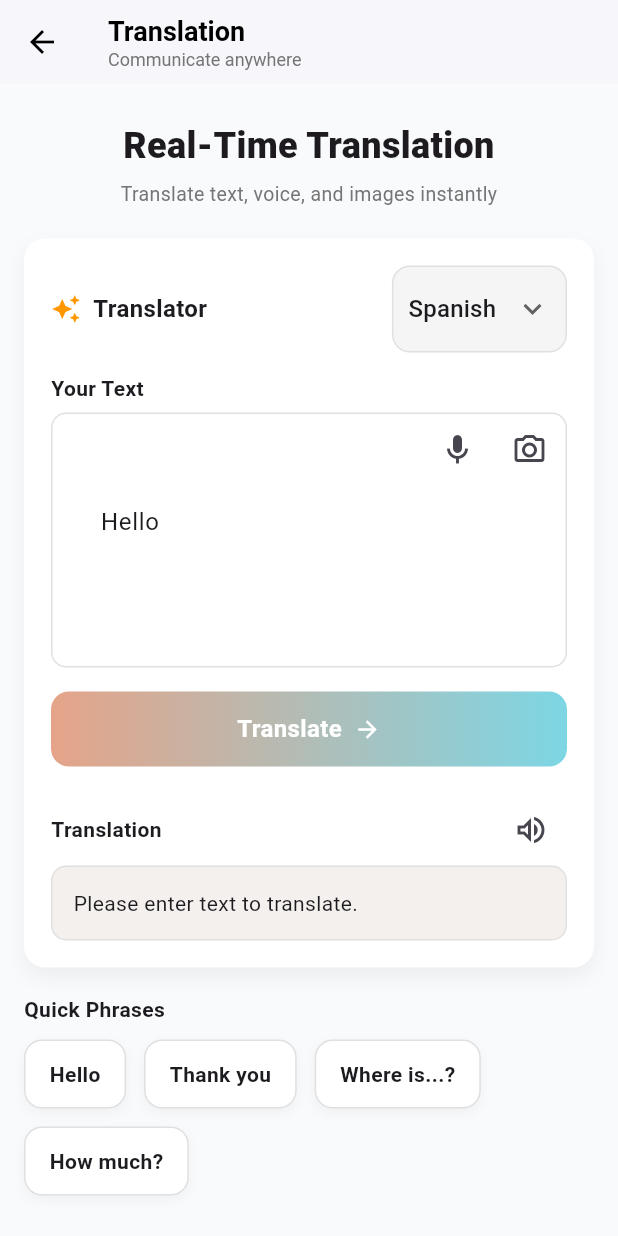
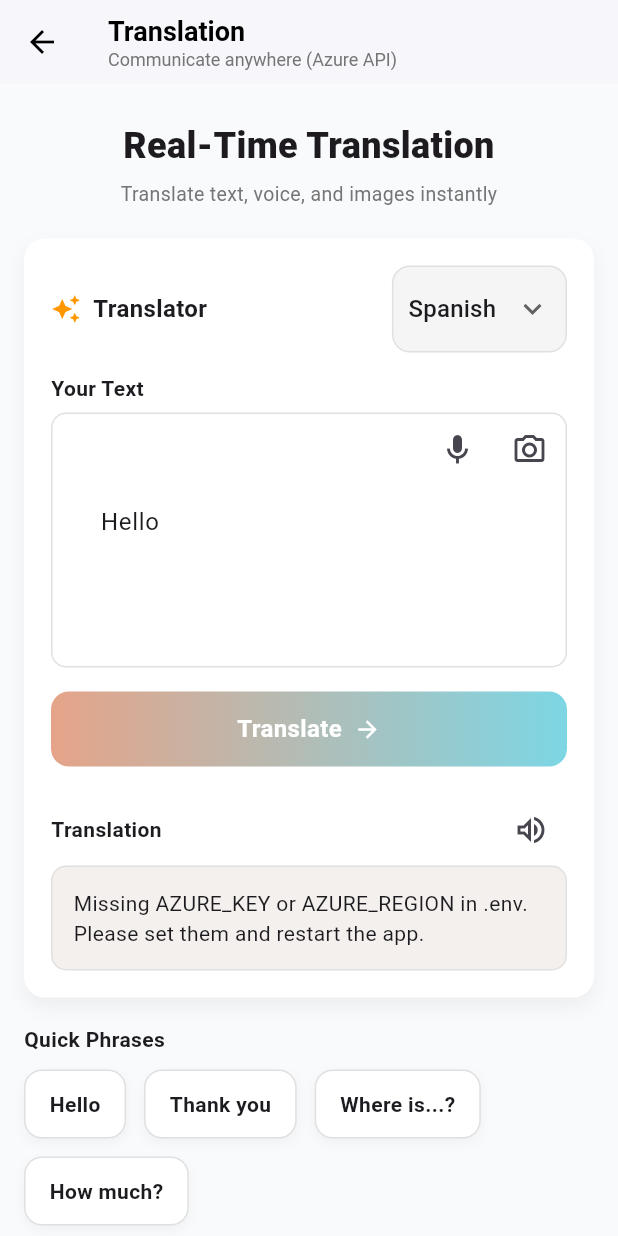
Before and after one commit to Roamieee/RoamieRepo, a Flutter app: the TranslatePage screen opened directly, after a tap on "Translate", after a tap on "Hello", on a phone screen of 412 x 824 dp. Run offline on Flutter 3.47's test engine with Material 3 defaults, Android fonts, the phone set to English and light mode, and no system bars; our stand-ins replace firebase_core, flutter_dotenv; accounts and stored records are empty.

Commit message:
added translate function

```diff
--- a/roamie/lib/main.dart
+++ b/roamie/lib/main.dart
@@ -1,5 +1,6 @@
 import 'package:flutter/material.dart';
 import 'package:firebase_core/firebase_core.dart';
+import 'package:flutter_dotenv/flutter_dotenv.dart';
 
 // --- IMPORTS ---
 import 'home_screen.dart';
@@ -11,6 +12,7 @@ import 'map_page.dart';
 Future<void> main() async {
   WidgetsFlutterBinding.ensureInitialized();
   await Firebase.initializeApp();
+  await dotenv.load(fileName: ".env");
   runApp(const RoamieApp());
 }
 
--- a/roamie/lib/translate_page.dart
+++ b/roamie/lib/translate_page.dart
@@ -1,4 +1,13 @@
+import 'dart:convert';
+
 import 'package:flutter/material.dart';
+import 'package:flutter_dotenv/flutter_dotenv.dart';
+import 'package:http/http.dart' as http;
+
+
+// ---------------------------------------------------------------------------
+// PAGE: TranslatePage (The main screen container)
+// ---------------------------------------------------------------------------
 
 class TranslatePage extends StatelessWidget {
   final VoidCallback onNavigateHome;
@@ -24,7 +33,7 @@ class TranslatePage extends StatelessWidget {
               style: TextStyle(color: Colors.black, fontSize: 18, fontWeight: FontWeight.bold),
             ),
             Text(
-              "Communicate anywhere",
+              "Communicate anywhere (Azure API)",
               style: TextStyle(color: Colors.grey[600], fontSize: 12),
             ),
           ],
@@ -39,7 +48,7 @@ class TranslatePage extends StatelessWidget {
 }
 
 // ---------------------------------------------------------------------------
-// COMPONENT: Translation Tool (Styled UI + mock translation logic)
+// COMPONENT: Translation Tool (Stateful widget with API logic)
 // ---------------------------------------------------------------------------
 
 class TranslationTool extends StatefulWidget {
@@ -54,7 +63,7 @@ class _TranslationToolState extends State<TranslationTool> {
   static const _gradientEnd = Color(0xFF7DD6E4);
   final TextEditingController _inputController = TextEditingController();
 
-  String _translatedText = "Translation will appear here (Connect translation API)";
+  String _translatedText = "Translation will appear here (Powered by Azure REST)";
   String _selectedLanguage = "Spanish";
 
   final List<String> _languages = const ["Spanish", "French", "Japanese", "German", "Korean", "Mandarin"];
@@ -65,15 +74,95 @@ class _TranslationToolState extends State<TranslationTool> {
     super.dispose();
   }
 
-  void _handleTranslate() {
+  // 2. Helper function to map display name to Azure's ISO 639-1 language code
+  String _getLanguageCode(String languageName) {
+    final codeMap = {
+      "Spanish": "es",
+      "French": "fr",
+      "Japanese": "ja",
+      "German": "de",
+      "Korean": "ko",
+      "Mandarin": "zh-Hans", // Simplified Chinese
+    };
+    return codeMap[languageName] ?? "en"; // Default to English
+  }
+
+
+  // 3. Core function to make the Azure API call via REST
+  void _handleTranslate() async {
     final input = _inputController.text.trim();
+    final targetCode = _getLanguageCode(_selectedLanguage);
+
+    if (input.isEmpty) {
+      setState(() {
+        _translatedText = "Please enter text to translate.";
+      });
+      return;
+    }
+
     setState(() {
-      if (input.isEmpty) {
-        _translatedText = "Please enter text to translate.";
+      _translatedText = "Translating..."; // Show loading state
+    });
+
+    try {
+      // 4. Load credentials securely from the .env file
+      final subscriptionKey = dotenv.env['AZURE_KEY'];
+      final subscriptionRegion = dotenv.env['AZURE_REGION'];
+      final endpoint = dotenv.env['AZURE_ENDPOINT'] ?? 'https://api.cognitive.microsofttranslator.com';
+
+      if (subscriptionKey == null || subscriptionRegion == null) {
+        setState(() {
+          _translatedText = "Missing AZURE_KEY or AZURE_REGION in .env. Please set them and restart the app.";
+        });
+        return;
+      }
+
+      final uri = Uri.parse('$endpoint/translate').replace(queryParameters: {
+        'api-version': '3.0',
+        'to': targetCode,
+        // Add 'from': 'en' to force a source language if needed
+      });
+
+      final headers = {
+        'Ocp-Apim-Subscription-Key': subscriptionKey,
+        'Ocp-Apim-Subscription-Region': subscriptionRegion,
+        'Content-Type': 'application/json',
+      };
+
+      final response = await http
+          .post(uri, headers: headers, body: jsonEncode([
+            {'Text': input}
+          ]))
+          .timeout(const Duration(seconds: 10));
+
+      if (response.statusCode == 200) {
+        final decoded = jsonDecode(response.body);
+        String translatedText = "No translation returned.";
+
+        if (decoded is List && decoded.isNotEmpty) {
+          final first = decoded.first;
+          if (first is Map && first['translations'] is List && (first['translations'] as List).isNotEmpty) {
+            final firstTranslation = first['translations'][0];
+            if (firstTranslation is Map && firstTranslation['text'] is String) {
+              translatedText = firstTranslation['text'] as String;
+            }
+          }
+        }
+
+        setState(() {
+          _translatedText = translatedText;
+        });
       } else {
-        _translatedText = "Simulated $_selectedLanguage translation of: $input";
+        setState(() {
+          _translatedText = "Translation failed (status ${response.statusCode}): ${response.body}";
+        });
       }
-    });
+    } catch (e) {
+      print('Azure Translation Error: $e');
+      setState(() {
+        _translatedText = "Error translating: ${e.runtimeType}: $e\nCheck your .env setup, API key/region, and endpoint.";
+      });
+    }
   }
 
   @override
@@ -228,10 +317,10 @@ class _TranslationToolState extends State<TranslationTool> {
           spacing: 12,
           runSpacing: 12,
           children: [
-            _QuickPhraseButton(label: "Hello", onTap: () => _setPhrase("Hello")),
-            _QuickPhraseButton(label: "Thank you", onTap: () => _setPhrase("Thank you")),
-            _QuickPhraseButton(label: "Where is...?", onTap: () => _setPhrase("Where is...?")),
-            _QuickPhraseButton(label: "How much?", onTap: () => _setPhrase("How much?")),
+            _QuickPhraseButton(label: "Hello", onTap: () => _setPhraseAndTranslate("Hello")),
+            _QuickPhraseButton(label: "Thank you", onTap: () => _setPhraseAndTranslate("Thank you")),
+            _QuickPhraseButton(label: "Where is...?", onTap: () => _setPhraseAndTranslate("Where is...?")),
+            _QuickPhraseButton(label: "How much?", onTap: () => _setPhraseAndTranslate("How much?")),
           ],
         ),
       ],
@@ -257,6 +346,16 @@ class _TranslationToolState extends State<TranslationTool> {
     );
   }
 
+  // Modified function to set phrase AND trigger translation
+  void _setPhraseAndTranslate(String phrase) {
+    setState(() {
+      _inputController.text = phrase;
+    });
+    // Automatically trigger translation when a quick phrase is tapped
+    _handleTranslate();
+  }
+
+  // Original function kept for dropdown compatibility
   void _setPhrase(String phrase) {
     setState(() {
       _inputController.text = phrase;
--- a/roamie/pubspec.yaml
+++ b/roamie/pubspec.yaml
@@ -30,8 +30,11 @@ environment:
 dependencies:
   flutter:
     sdk: flutter
+  microsoft_azure_translator: any
+  http: ^0.13.5
   firebase_core: ^3.15.0
   cloud_firestore: ^5.5.0
+  flutter_dotenv: ^5.1.0
 
   # The following adds the Cupertino Icons font to your application.
   # Use with the CupertinoIcons class for iOS style icons.
@@ -53,6 +56,8 @@ dev_dependencies:
 
 # The following section is specific to Flutter packages.
 flutter:
+  assets:
+    - .env
 
   # The following line ensures that the Material Icons font is
   # included with your application, so that you can use the icons in
```
Also changed, not shown: 1 other file.
